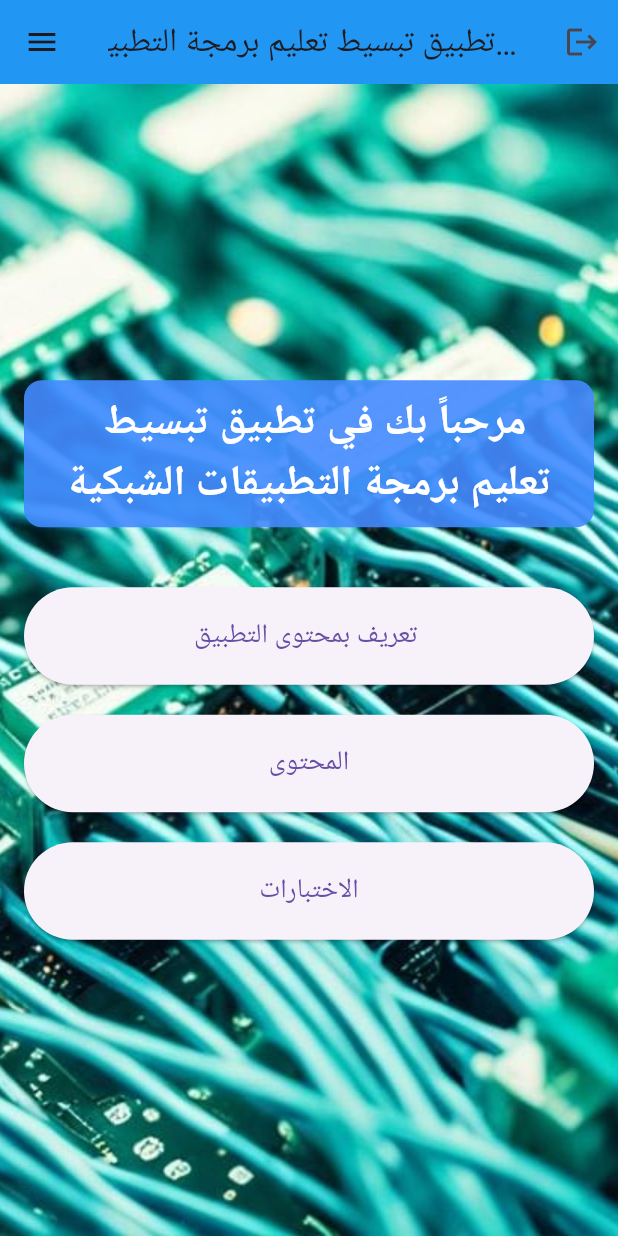
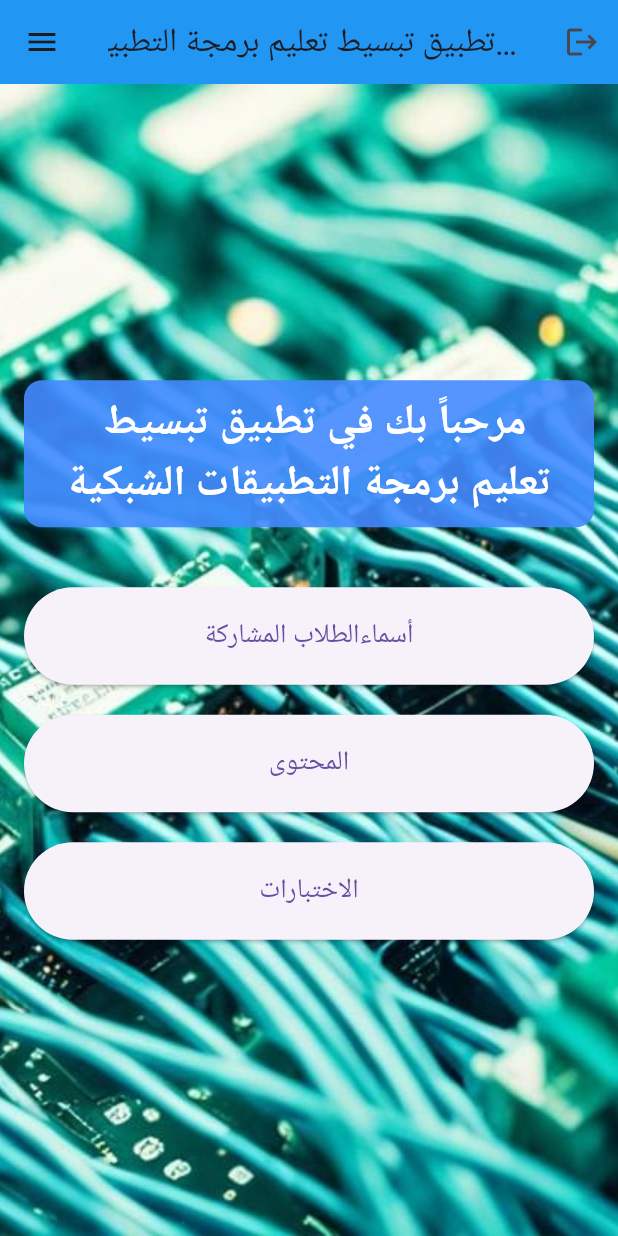
Before and after one commit to Kreatbox/learning_network, a Flutter app: the screen it shows after launch, on a phone screen of 412 x 824 dp. Run offline on Flutter 3.47's test engine with Material 3 defaults, Android fonts, the light colour scheme and no system bars; our stand-ins replace sqflite, sqflite_common_ffi_web, youtube_player_iframe; accounts and stored records are empty.

Commit message:
تعديل اسم الصفحة

```diff
--- a/lib/main.dart
+++ b/lib/main.dart
@@ -91,8 +91,7 @@ class HomePage extends StatelessWidget {
                       onPressed: () {
                         Navigator.pushNamed(context, '/info');
                       },
-                    child: const Text("تعريف بمحتوى التطبيق "),
-                  ),
+                      child: const Text(" أسماءالطلاب المشاركة ")),
                 ),
                 const SizedBox(height: 20),
                 SizedBox(
```
Lines whose indentation alone changed are shown as unchanged.
